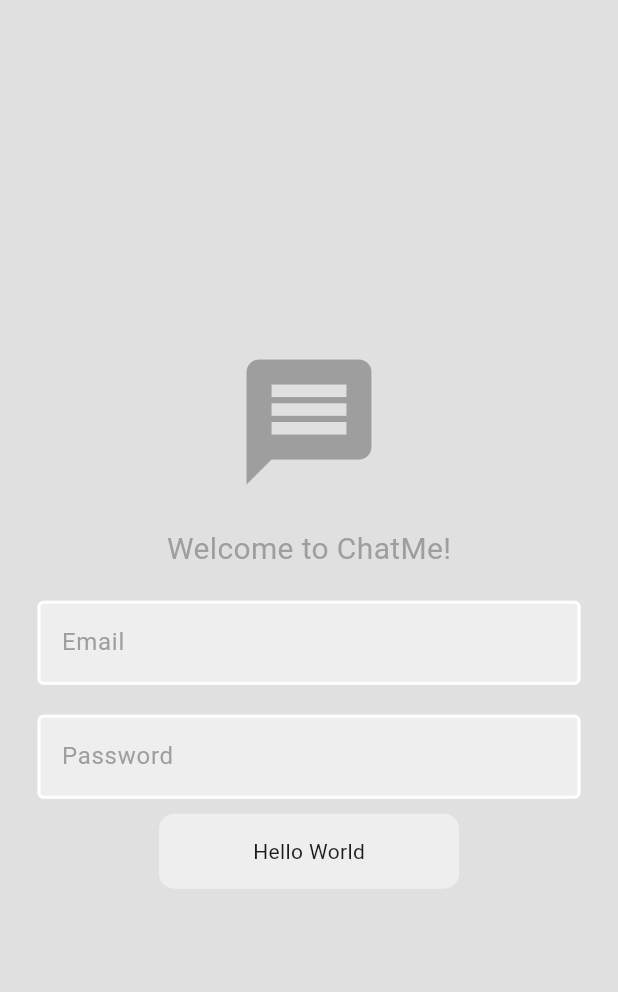
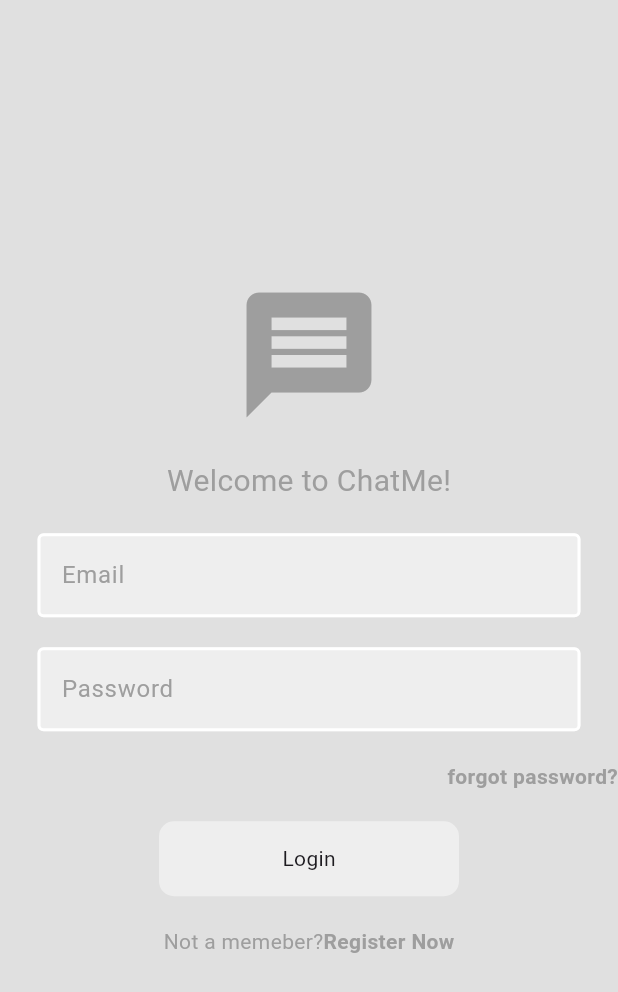
Before and after one commit to AkashChathumal69/chat_app_using_flutter, a Flutter app: the screen it shows after launch, on a phone screen of 412 x 824 dp. Shown: the top 992 px of the screen. Run offline on Flutter 3.47's test engine with Material 3 defaults, Android fonts, the phone set to English and light mode, and no system bars.

Commit message:
new update in login interface

```diff
--- a/lib/components/button.dart
+++ b/lib/components/button.dart
@@ -1,18 +1,24 @@
 import 'package:flutter/material.dart';
 
 class MyButton extends StatelessWidget {
-  const MyButton({super.key});
+  final void Function()? onTap;
+  final String text;
+
+  const MyButton({super.key, required this.text, required this.onTap});
 
   @override
   Widget build(BuildContext context) {
-    return Container(
-      width: 200,
-      height: 50,
-      decoration: BoxDecoration(
-        color: Colors.grey.shade200,
-        borderRadius: BorderRadius.circular(10),
+    return GestureDetector(
+      onTap: onTap,
+      child: Container(
+        width: 200,
+        height: 50,
+        decoration: BoxDecoration(
+          color: Colors.grey.shade200,
+          borderRadius: BorderRadius.circular(10),
+        ),
+        child: Center(child: Text(text)),
       ),
-      child: Center(child: Text("Hello World")),
     );
   }
 }
--- a/lib/pages/login_page.dart
+++ b/lib/pages/login_page.dart
@@ -1,3 +1,5 @@
+//11.38
+
 import 'package:chat_me/components/button.dart';
 import 'package:chat_me/components/textfield.dart';
 import 'package:flutter/material.dart';
@@ -6,6 +8,9 @@ class LoginPage extends StatelessWidget {
   final TextEditingController emailController = TextEditingController();
   final TextEditingController pwController = TextEditingController();
   LoginPage({super.key});
+
+  //login method
+  void login() {}
 
   @override
   Widget build(BuildContext context) {
@@ -39,10 +44,42 @@ class LoginPage extends StatelessWidget {
               obscureText: true,
               controller: pwController,
             ),
-            SizedBox(height: 10),
+            SizedBox(height: 20),
+
+            Row(
+              mainAxisAlignment: MainAxisAlignment.end,
+              children: [
+                Text(
+                  "forgot password?",
+                  style: TextStyle(
+                    fontWeight: FontWeight.bold,
+                    color: Colors.grey.shade500,
+                  ),
+                ),
+              ],
+            ),
+            SizedBox(height: 20),
             //login button
-            MyButton(),
+            MyButton(text: "Login", onTap: login),
+
             //register button
+            SizedBox(height: 20),
+            Row(
+              mainAxisAlignment: MainAxisAlignment.center,
+              children: [
+                Text(
+                  "Not a memeber?",
+                  style: TextStyle(color: Colors.grey.shade500),
+                ),
+                Text(
+                  "Register Now",
+                  style: TextStyle(
+                    fontWeight: FontWeight.bold,
+                    color: Colors.grey.shade500,
+                  ),
+                ),
+              ],
+            ),
           ],
         ),
       ),
```
